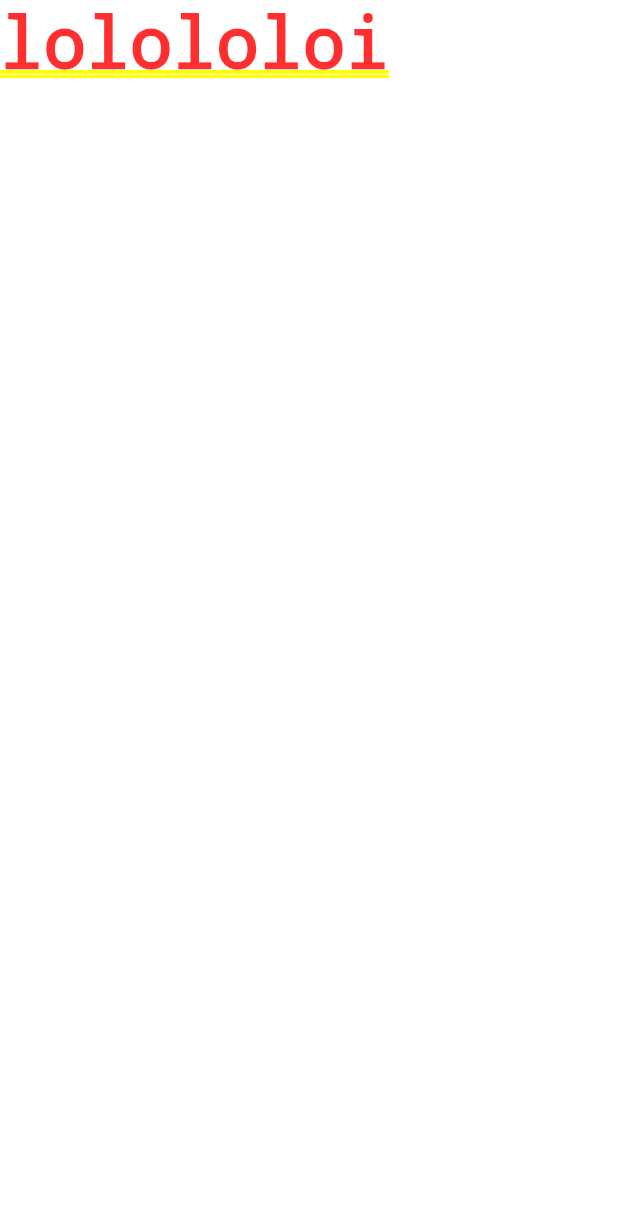
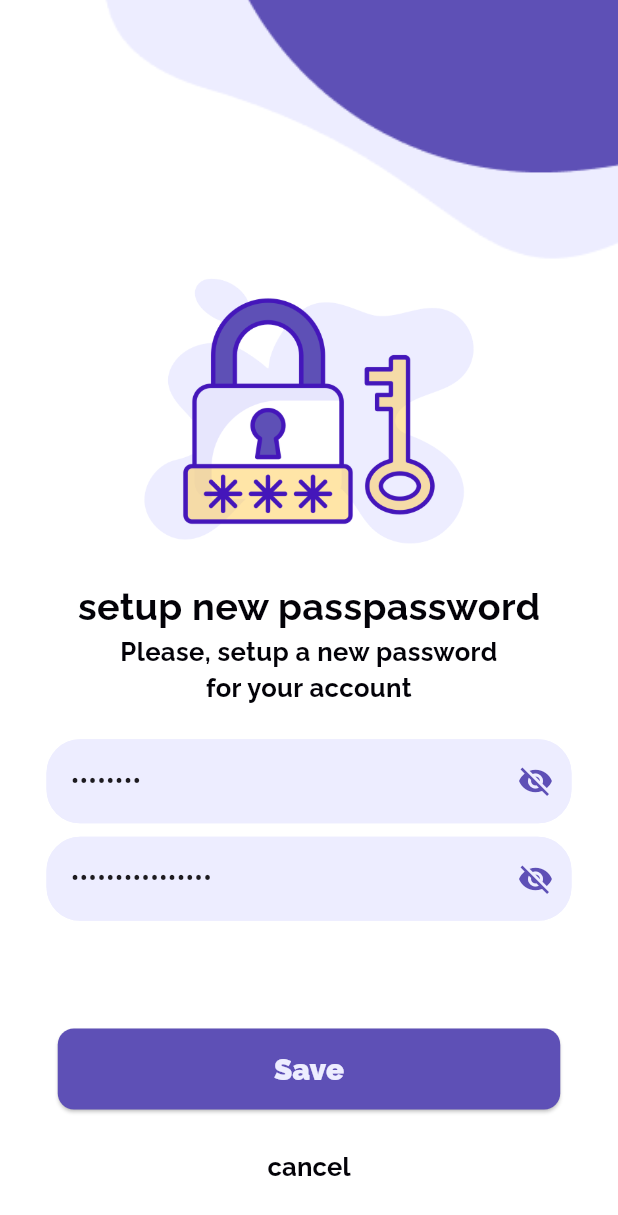
Before and after one commit to Malak-694/clositta, a Flutter app: the screen it shows after launch, on a phone screen of 412 x 824 dp. Shown: the top 1215 px of the screen. Run offline on Flutter 3.47's test engine with Material 3 defaults, Android fonts, the phone set to English and light mode, and no system bars; our stand-ins replace flutter_screenutil, flutter_secure_storage, pinput, shared_preferences.

Commit message:
add reset password

```diff
--- a/lib/core/router/app_router.dart
+++ b/lib/core/router/app_router.dart
@@ -1,6 +1,7 @@
 import 'package:chicora/core/router/route_names.dart';
 import 'package:chicora/features/auth/ui/screens/password_recovery_screen.dart';
 import 'package:chicora/features/auth/ui/screens/recovery_code_screen.dart';
+import 'package:chicora/features/auth/ui/screens/reset_password_screen.dart';
 import 'package:flutter/material.dart';
 import 'package:flutter/widgets.dart';
 
@@ -15,6 +16,8 @@ class AppRouter {
         return MaterialPageRoute(builder: (_)=> PasswordRecoveryScreen());
       case RouteNames.recovery_code:
         return MaterialPageRoute(builder: (_)=> RecoveryCodeScreen());
+      case RouteNames.reset_password:
+        return MaterialPageRoute(builder: (_)=> ResetPasswordScreen());
       default:
         return MaterialPageRoute(
           builder: (_) => const Scaffold(
--- a/lib/core/router/route_names.dart
+++ b/lib/core/router/route_names.dart
@@ -2,4 +2,5 @@ class RouteNames {
   static const login = 'login';
   static const passord_recovery = "passord_recovery";
   static const recovery_code = "recovery_code";
+  static const reset_password = "reset_password";
 }
--- /dev/null
+++ b/lib/features/auth/ui/screens/reset_password_screen.dart
@@ -0,0 +1,59 @@
+import 'package:chicora/features/auth/ui/widgets/custom_elevated_button.dart';
+import 'package:chicora/features/auth/ui/widgets/custom_text_form_field.dart';
+import 'package:flutter/material.dart';
+import 'package:flutter_screenutil/flutter_screenutil.dart';
+
+import '../../../../core/constants/colors.dart';
+import '../../../../core/constants/style.dart';
+
+
+class ResetPasswordScreen extends StatelessWidget {
+  const ResetPasswordScreen({super.key});
+
+
+  @override
+  Widget build(BuildContext context) {
+    TextEditingController _password = TextEditingController() ;
+    TextEditingController _confirmPassword = TextEditingController();
+
+    return Scaffold(
+      backgroundColor: AppColors.background,
+      body: Container(
+        width: double.infinity,
+        height: double.infinity,
+        decoration: BoxDecoration(
+          image: DecorationImage(image: AssetImage("assets/images/password.png") , fit: BoxFit.cover),
+        ),
+        child: SingleChildScrollView(
+          child: Column(
+            mainAxisAlignment: MainAxisAlignment.center,
+            crossAxisAlignment: CrossAxisAlignment.center,
+            children: [
+              SizedBox( height : 180.h),
+              Container(
+                height: 250.h,
+                child: Image.asset("assets/images/lock.png"),
+              ),
+              Text("setup new passpassword" , style: AppStyle.headline1,),
+              Text("Please, setup a new password \nfor your account",textAlign: TextAlign.center, style: AppStyle.body1,),
+              SizedBox(
+                height: 25.h,
+              ),
+              CustomTextFormField(text: "password", controller: _password ,isPassword: true,),
+              SizedBox(height: 10.h,),
+              CustomTextFormField(text: "confirm password", controller: _confirmPassword , isPassword: true,),
+              SizedBox(
+                height: 80.h,
+              ),
+              CustomElevatedButton(value: "Save", onPressed: (){}),
+              SizedBox(
+                height: 16.h,
+              ),
+              TextButton(onPressed: (){}, child: Text("cancel",style: AppStyle.body1,))
+            ],
+          ),
+        ),
+      ),
+    );
+  }
+}
--- a/lib/main.dart
+++ b/lib/main.dart
@@ -22,7 +22,7 @@ class ChicoraApp extends StatelessWidget {
       builder: (context, child) {
         return MaterialApp(
           title: 'Chicora',
-          initialRoute: RouteNames.login,
+          initialRoute: RouteNames.reset_password,
           onGenerateRoute: AppRouter.generateRoute,
         );
       },
--- a/pubspec.yaml
+++ b/pubspec.yaml
@@ -66,6 +66,7 @@ flutter:
      - assets/images/recovery.png
      - assets/images/password.png
      - assets/images/email.png
+     - assets/images/lock.png
 
   # An image asset can refer to one or more resolution-specific "variants", see
   # https://flutter.dev/to/resolution-aware-images
```
Also changed, not shown: assets/images/lock.png (added).
